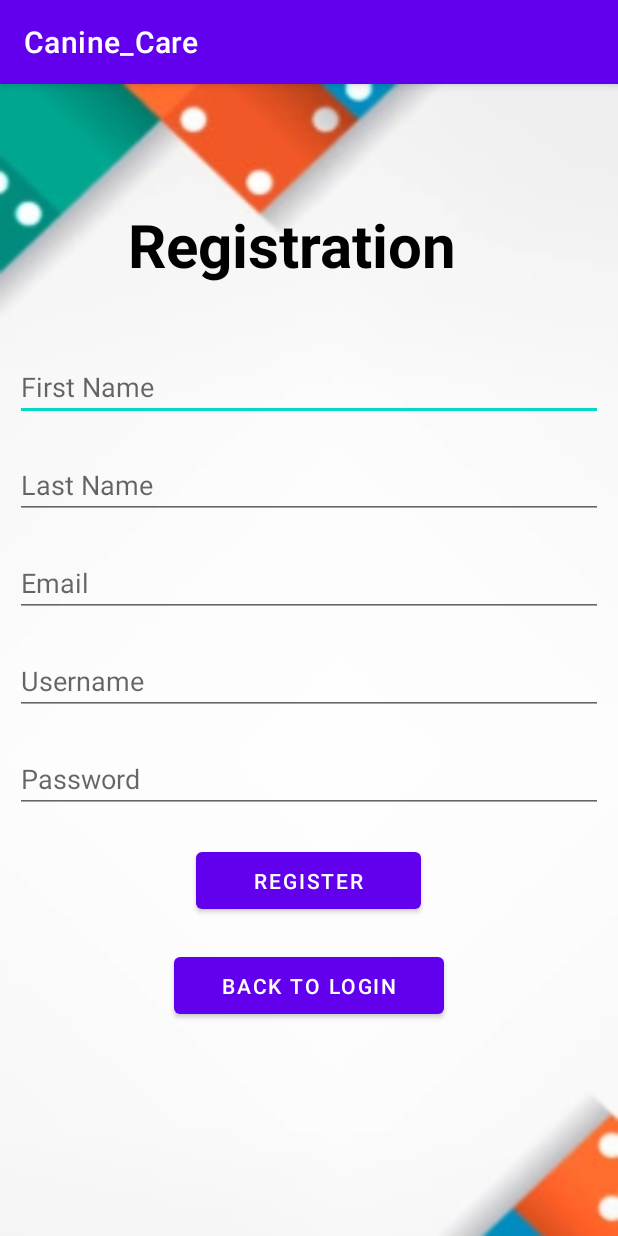
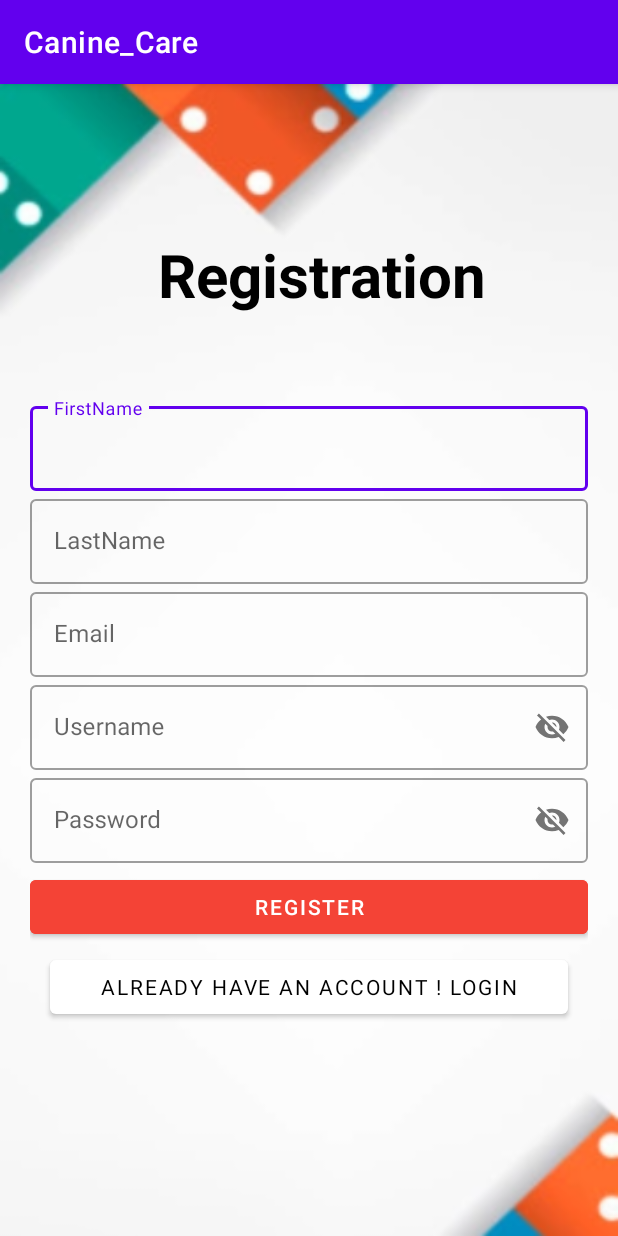
Before and after one commit to aakashpokhrel/caninecare, an Android app: the RegisterActivity screen opened directly, with no data from a screen before it, on a phone screen of 412 x 824 dp. Run offline under Robolectric (Android 15) with nearby library versions, the phone set to English and light mode, and no system bars.

Commit message:
some changes made for user register and login

```diff
--- a/app/src/main/java/com/example/canine_care/api/UserAPI.kt
+++ b/app/src/main/java/com/example/canine_care/api/UserAPI.kt
@@ -12,14 +12,14 @@ interface UserAPI {
     //register user
     @POST("auth/register")
     suspend fun registerUser(
-        @Body user : User
+            @Body user : User
     ): Response<LoginResponse>
 
     //login user
     @FormUrlEncoded
     @POST("auth/login")
     suspend fun checkUser(
-        @Field("username") username : String,
-        @Field("password") password : String
+            @Field("username") username : String,
+            @Field("password") password : String
     ): Response<LoginResponse>
 }
--- a/app/src/main/java/com/example/canine_care/entity/User.kt
+++ b/app/src/main/java/com/example/canine_care/entity/User.kt
@@ -1,6 +1,6 @@
 package com.example.canine_care.entity
 
-data class User (
+data class User(
         val _id : String? = null,
         val fname : String? = null,
         val lname : String? = null,
--- a/app/src/main/java/com/example/canine_care/ui/MainActivity.kt
+++ b/app/src/main/java/com/example/canine_care/ui/MainActivity.kt
@@ -23,7 +23,7 @@ class MainActivity : AppCompatActivity() {
     private lateinit var username: TextInputEditText
     private lateinit var password: TextInputEditText
     private lateinit var btnLogin: Button
-    private lateinit var tvSignUp: TextView
+    private lateinit var btnSignUp: Button
     private lateinit var linearLayout: LinearLayout
     override fun onCreate(savedInstanceState: Bundle?) {
         super.onCreate(savedInstanceState)
@@ -32,7 +32,7 @@ class MainActivity : AppCompatActivity() {
         username = findViewById(R.id.etusername)
         password = findViewById(R.id.etpassword)
         btnLogin = findViewById(R.id.btnLogin)
-        tvSignUp = findViewById(R.id.tvSignUp)
+        btnSignUp = findViewById(R.id.btnSignUp)
         linearLayout = findViewById(R.id.linearlayout)
 
         btnLogin.setOnClickListener {
@@ -42,7 +42,7 @@ class MainActivity : AppCompatActivity() {
             login()
         }
 
-        tvSignUp.setOnClickListener {
+        btnSignUp.setOnClickListener {
             val intent1 = Intent( this@MainActivity, RegisterActivity::class.java)
             startActivity(intent1)
         }
--- a/app/src/main/java/com/example/canine_care/ui/RegisterActivity.kt
+++ b/app/src/main/java/com/example/canine_care/ui/RegisterActivity.kt
@@ -16,13 +16,13 @@ import kotlinx.coroutines.launch
 import kotlinx.coroutines.withContext
 
 class RegisterActivity : AppCompatActivity() {
-    private lateinit var edtfname: EditText
-    private lateinit var edtlname: EditText
-    private lateinit var edtemail: EditText
-    private lateinit var edtusername: EditText
-    private lateinit var edtpassword: EditText
+    private lateinit var edtfname: TextInputEditText
+    private lateinit var edtlname: TextInputEditText
+    private lateinit var edtemail: TextInputEditText
+    private lateinit var edtusername: TextInputEditText
+    private lateinit var edtpassword: TextInputEditText
     private lateinit var btnRegistration: Button
-    private lateinit var btnLogin: Button
+    private lateinit var btnLogin : Button
     override fun onCreate(savedInstanceState: Bundle?) {
         super.onCreate(savedInstanceState)
         setContentView(R.layout.activity_register)
@@ -48,6 +48,7 @@ class RegisterActivity : AppCompatActivity() {
             val username = edtusername.text.toString()
             val password = edtpassword.text.toString()
 
+
             val intent = Intent(this@RegisterActivity, MainActivity::class.java)
             startActivity(intent)
 
@@ -55,32 +56,27 @@ class RegisterActivity : AppCompatActivity() {
                 edtpassword.error = "Password does not match"
                 edtpassword.requestFocus()
                 return@setOnClickListener
-            } else {
-                val user = User(
-                    fname = fname,
-                    lname = lname,
-                    username = username,
-                    email = email,
-                    password = password
-                )
+            }else{
+                val user = User(fname = fname,lname = lname, username =  username, email = email, password =  password)
                 CoroutineScope(Dispatchers.IO).launch {
 //                    UserDB.getInstance(this@RegisterActivity).getUserDAO().registerUser(user)
                     try {
                         val userRepository = UserRepository()
                         val response = userRepository.registerUser(user)
-                        if (response.success == true) {
+                        if(response.success == true){
                             withContext(Dispatchers.Main) {
                                 Toast.makeText(
-                                    this@RegisterActivity,
-                                    "Register SuccessFull", Toast.LENGTH_SHORT
+                                        this@RegisterActivity,
+                                        "Register SuccessFull", Toast.LENGTH_SHORT
                                 ).show()
+
                             }
                         }
                     } catch (ex: Exception) {
                         withContext(Dispatchers.Main) {
                             Toast.makeText(
-                                this@RegisterActivity,
-                                "Username cannot be duplicate", Toast.LENGTH_SHORT
+                                    this@RegisterActivity,
+                                    "Username cannot be duplicate", Toast.LENGTH_SHORT
                             ).show()
 
                         }
@@ -89,5 +85,8 @@ class RegisterActivity : AppCompatActivity() {
                 Toast.makeText(this, "User Registered", Toast.LENGTH_SHORT).show()
             }
         }
+
+
     }
+
 }
--- a/app/src/main/res/layout/activity_register.xml
+++ b/app/src/main/res/layout/activity_register.xml
@@ -4,11 +4,10 @@
     xmlns:tools="http://schemas.android.com/tools"
     android:layout_width="match_parent"
     android:layout_height="match_parent"
-    android:layout_gravity="center"
     android:orientation="vertical"
     android:background="@drawable/bg"
+    android:padding="20dp"
     tools:context=".ui.RegisterActivity">
-
 
     <TextView
     android:layout_width="match_parent"
@@ -21,59 +20,108 @@
     android:layout_marginTop="80dp"
     android:layout_marginBottom="35dp"/>
 
-    <EditText
+
+
+    <LinearLayout
+        android:orientation="vertical"
+        android:layout_width="match_parent"
+        android:layout_height="wrap_content"
+        android:layout_marginTop="20dp"
+        android:layout_marginBottom="20dp">
+
+        <com.google.android.material.textfield.TextInputLayout
+            android:layout_width="match_parent"
+            android:layout_height="wrap_content"
+
+            android:hint="FirstName"
+            style="@style/Widget.MaterialComponents.TextInputLayout.OutlinedBox"
+            >
+
+            <com.google.android.material.textfield.TextInputEditText
                 android:id="@+id/edtfname"
                 android:layout_width="match_parent"
+                android:layout_height="wrap_content"/>
+        </com.google.android.material.textfield.TextInputLayout>
+        <com.google.android.material.textfield.TextInputLayout
+            android:layout_width="match_parent"
             android:layout_height="wrap_content"
-        android:layout_margin="10dp"
-        android:hint="First Name" />
 
-    <EditText
-        android:hint="Last Name"
-        android:layout_margin="10dp"
+            android:hint="LastName"
+            style="@style/Widget.MaterialComponents.TextInputLayout.OutlinedBox"
+            >
+
+            <com.google.android.material.textfield.TextInputEditText
                 android:id="@+id/edtlname"
                 android:layout_width="match_parent"
                 android:layout_height="wrap_content"/>
-    <EditText
+        </com.google.android.material.textfield.TextInputLayout>
+        <com.google.android.material.textfield.TextInputLayout
+            android:layout_width="match_parent"
+            android:layout_height="wrap_content"
+
             android:hint="Email"
-        android:layout_margin="10dp"
+            style="@style/Widget.MaterialComponents.TextInputLayout.OutlinedBox"
+            >
+
+            <com.google.android.material.textfield.TextInputEditText
                 android:id="@+id/edtemail"
                 android:layout_width="match_parent"
                 android:layout_height="wrap_content"/>
+        </com.google.android.material.textfield.TextInputLayout>
+        <com.google.android.material.textfield.TextInputLayout
+            android:layout_width="match_parent"
+            android:layout_height="wrap_content"
 
-    <EditText
             android:hint="Username"
-        android:layout_margin="10dp"
+            app:passwordToggleEnabled="true"
+            style="@style/Widget.MaterialComponents.TextInputLayout.OutlinedBox"
+            >
+
+            <com.google.android.material.textfield.TextInputEditText
                 android:id="@+id/edtusername"
                 android:layout_width="match_parent"
                 android:layout_height="wrap_content"/>
+        </com.google.android.material.textfield.TextInputLayout>
+        <com.google.android.material.textfield.TextInputLayout
+            android:layout_width="match_parent"
+            android:layout_height="wrap_content"
+
+            android:hint="Password"
+            app:passwordToggleEnabled="true"
+            style="@style/Widget.MaterialComponents.TextInputLayout.OutlinedBox"
+            >
+
+            <com.google.android.material.textfield.TextInputEditText
+                android:id="@+id/edtpassword"
+                android:layout_width="match_parent"
+                android:layout_height="wrap_content"/>
+        </com.google.android.material.textfield.TextInputLayout>
 
 
-    <EditText
-        android:hint="Password"
-        android:layout_margin="10dp"
-        android:id="@+id/edtpassword"
-        android:inputType="textPassword"
-        android:layout_width="match_parent"
-        android:layout_height="wrap_content"/>
+
 
         <Button
+            android:id="@+id/btnRegistration"
+            android:layout_width="match_parent"
+            android:layout_height="wrap_content"
             android:text="Register"
-        android:layout_margin="10dp"
-        android:height="50dp"
-        android:id="@+id/btnRegistration"
-        android:layout_width="150dp"
-        android:layout_gravity="center"
-        android:layout_height="wrap_content"/>
+            android:layout_marginTop="5dp"
+            android:layout_marginBottom="5dp"
+            android:textColor="#fff"
+            android:backgroundTint="#F44336"/>
 
         <Button
-        android:text="Back to Login"
-        android:layout_margin="10dp"
-        android:height="50dp"
             android:id="@+id/btnLogin"
-        android:layout_width="180dp"
+            android:layout_width="345dp"
+            android:layout_height="wrap_content"
             android:layout_gravity="center"
-        android:layout_height="wrap_content"/>
+
+            android:fontFamily="sans-serif"
+            android:text="Already Have an Account ! Login"
+            android:textColor="@color/black"
+            app:backgroundTint="#FFFFFF" />
 
 
     </LinearLayout>
+
+</LinearLayout>
```
Also changed, not shown: app/src/main/AndroidManifest.xml (+11 -1 lines), app/src/main/java/com/example/canine_care/api/ServiceBuilder.kt (+5 -5 lines), app/src/main/res/layout/activity_main.xml (+107 -51 lines). Lines whose indentation alone changed are shown as unchanged.
